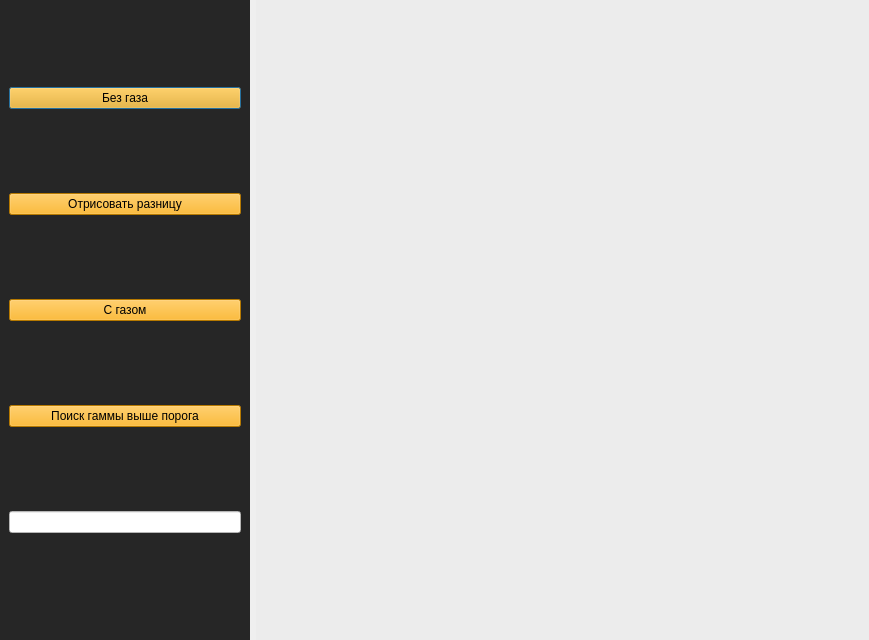
Old version of the form gui.ui in the repository TimofeyVeprev/difference_graphs.
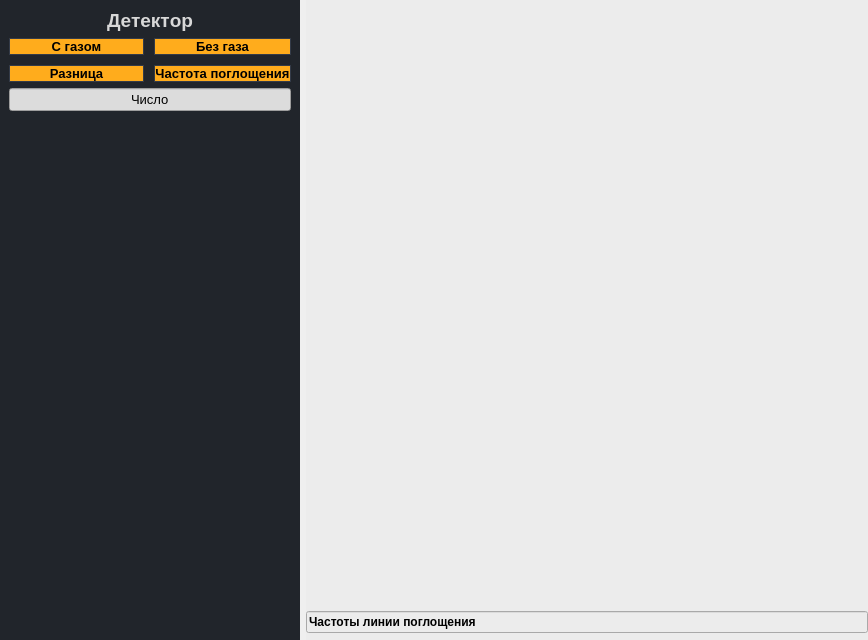
New version of the form.

Patch:
```diff
--- a/gui.ui
+++ b/gui.ui
@@ -6,7 +6,7 @@
    <rect>
     <x>0</x>
     <y>0</y>
-    <width>869</width>
+    <width>868</width>
     <height>640</height>
    </rect>
   </property>
@@ -33,65 +33,175 @@
     <widget class="QWidget" name="widget_2" native="true">
      <property name="maximumSize">
       <size>
-       <width>250</width>
+       <width>300</width>
        <height>16777215</height>
       </size>
      </property>
      <property name="styleSheet">
-      <string notr="true">background:
-rgb(38, 38, 38)</string>
+      <string notr="true">QWidget{
+	background-color: rgb(33, 37, 43);
+	color: rgb(0, 0, 0);	
+	font-size:10pt;
+}
+
+QPushButton {
+	font-size: 10pt;
+	background-color:rgb(255, 172, 28);/* задает цвет фона */
+	display: inline-block;							/* пределяет, будет ли элемент обрабатываться как блочный или встроенный элемент */
+	border: 1px solid rgb(52, 59, 72);		/* задает границу элемента */
+
+	/* задает иконку */
+	background-position: left center;							/* выравнивание иконки */
+	background-repeat: no-repeat;								/* повторять иконку */
+} 
+
+/* срабатывает, когда пользователь наводит на элемент мышью */
+QPushButton:hover {
+	background-color:rgb(255, 182, 79);/* задаем цвет фона */
+	color:rgb(255, 255, 255);
+	border: none;												/* без границ */
+	border-left:4px solid rgb(208, 208, 208);	/* С правой красной раницей */
+}
+
+
+/* срабатывает, при нажатии*/
+QPushButton:pressed      {
+	background-color:rgb(33, 37, 43);		/* задаем цвет фона */
+	color: rgb(255, 255, 255);
+	border: none;												/* без границ */
+}
+QLineEdit{
+	font-size: 10pt;
+	background-color:rgb(220, 220, 220)
+}
+
+QLabel{
+	font-size: 14pt;
+	color: rgb(216, 216, 216)	
+}</string>
      </property>
      <layout class="QVBoxLayout" name="verticalLayout_2">
       <item>
-       <widget class="QPushButton" name="button_without_gas">
-        <property name="styleSheet">
-         <string notr="true">background:
-rgb(255, 170, 0)</string>
+       <widget class="QLabel" name="label">
+        <property name="font">
+         <font>
+          <pointsize>14</pointsize>
+          <weight>75</weight>
+          <bold>true</bold>
+          <kerning>false</kerning>
+         </font>
         </property>
         <property name="text">
-         <string>Без газа</string>
+         <string>Детектор</string>
         </property>
+        <property name="alignment">
+         <set>Qt::AlignCenter</set>
+        </property>
        </widget>
       </item>
       <item>
-       <widget class="QPushButton" name="button_difference">
-        <property name="styleSheet">
-         <string notr="true">background:
-rgb(255, 170, 0)</string>
+       <layout class="QGridLayout" name="gridLayout">
+        <property name="spacing">
+         <number>10</number>
         </property>
-        <property name="text">
-         <string>Отрисовать разницу</string>
-        </property>
-       </widget>
+        <item row="0" column="4">
+         <widget class="QPushButton" name="button_without_gas">
+          <property name="font">
+           <font>
+            <pointsize>10</pointsize>
+            <weight>75</weight>
+            <bold>true</bold>
+            <kerning>false</kerning>
+           </font>
+          </property>
+          <property name="styleSheet">
+           <string notr="true"/>
+          </property>
+          <property name="text">
+           <string>Без газа</string>
+          </property>
+         </widget>
+        </item>
+        <item row="0" column="1">
+         <widget class="QPushButton" name="button_with_gas">
+          <property name="font">
+           <font>
+            <pointsize>10</pointsize>
+            <weight>75</weight>
+            <bold>true</bold>
+            <kerning>false</kerning>
+           </font>
+          </property>
+          <property name="styleSheet">
+           <string notr="true"/>
+          </property>
+          <property name="text">
+           <string>С газом</string>
+          </property>
+         </widget>
+        </item>
+        <item row="1" column="1">
+         <widget class="QPushButton" name="button_difference">
+          <property name="font">
+           <font>
+            <pointsize>10</pointsize>
+            <weight>75</weight>
+            <bold>true</bold>
+            <kerning>false</kerning>
+           </font>
+          </property>
+          <property name="styleSheet">
+           <string notr="true"/>
+          </property>
+          <property name="text">
+           <string>Разница</string>
+          </property>
+         </widget>
+        </item>
+        <item row="1" column="4">
+         <widget class="QPushButton" name="button_the_most_high_gamma">
+          <property name="font">
+           <font>
+            <pointsize>10</pointsize>
+            <weight>75</weight>
+            <bold>true</bold>
+            <kerning>false</kerning>
+           </font>
+          </property>
+          <property name="styleSheet">
+           <string notr="true"/>
+          </property>
+          <property name="text">
+           <string>Частота поглощения</string>
+          </property>
+         </widget>
+        </item>
+       </layout>
       </item>
       <item>
-       <widget class="QPushButton" name="button_with_gas">
+       <widget class="QLineEdit" name="line_percent">
+        <property name="font">
+         <font>
+          <pointsize>10</pointsize>
+         </font>
+        </property>
         <property name="styleSheet">
-         <string notr="true">background:
-rgb(255, 170, 0)</string>
+         <string notr="true"/>
         </property>
+        <property name="inputMask">
+         <string/>
+        </property>
         <property name="text">
-         <string>C газом</string>
+         <string>Число</string>
         </property>
-       </widget>
-      </item>
-      <item>
-       <widget class="QPushButton" name="button_the_most_high_gamma">
-        <property name="styleSheet">
-         <string notr="true">background:
-rgb(255, 170, 0)</string>
+        <property name="maxLength">
+         <number>32767</number>
         </property>
-        <property name="text">
-         <string>Поиск гаммы выше порога</string>
+        <property name="alignment">
+         <set>Qt::AlignCenter</set>
         </property>
-       </widget>
-      </item>
-      <item>
-       <widget class="QLineEdit" name="line_procent">
-        <property name="styleSheet">
-         <string notr="true">background:
-rgb(255, 255, 255)
-</string>
+        <property name="placeholderText">
+         <string/>
         </property>
        </widget>
       </item>
@@ -100,13 +210,10 @@
         <property name="orientation">
          <enum>Qt::Vertical</enum>
         </property>
-        <property name="sizeType">
-         <enum>QSizePolicy::Minimum</enum>
-        </property>
         <property name="sizeHint" stdset="0">
          <size>
           <width>20</width>
-          <height>20</height>
+          <height>40</height>
          </size>
         </property>
        </spacer>
@@ -140,7 +247,7 @@
        <number>0</number>
       </property>
       <property name="bottomMargin">
-       <number>0</number>
+       <number>7</number>
       </property>
       <item>
        <widget class="QWidget" name="widget_plot_1" native="true">
@@ -184,6 +291,22 @@
         </layout>
        </widget>
       </item>
+      <item>
+       <widget class="QLineEdit" name="write_line_absorption">
+        <property name="font">
+         <font>
+          <weight>75</weight>
+          <bold>true</bold>
+         </font>
+        </property>
+        <property name="text">
+         <string>Частоты линии поглощения</string>
+        </property>
+        <property name="alignment">
+         <set>Qt::AlignLeading|Qt::AlignLeft|Qt::AlignVCenter</set>
+        </property>
+       </widget>
+      </item>
      </layout>
     </widget>
    </item>
```
Left out of the diff: 2 changed lines with no effect on the pictures.
